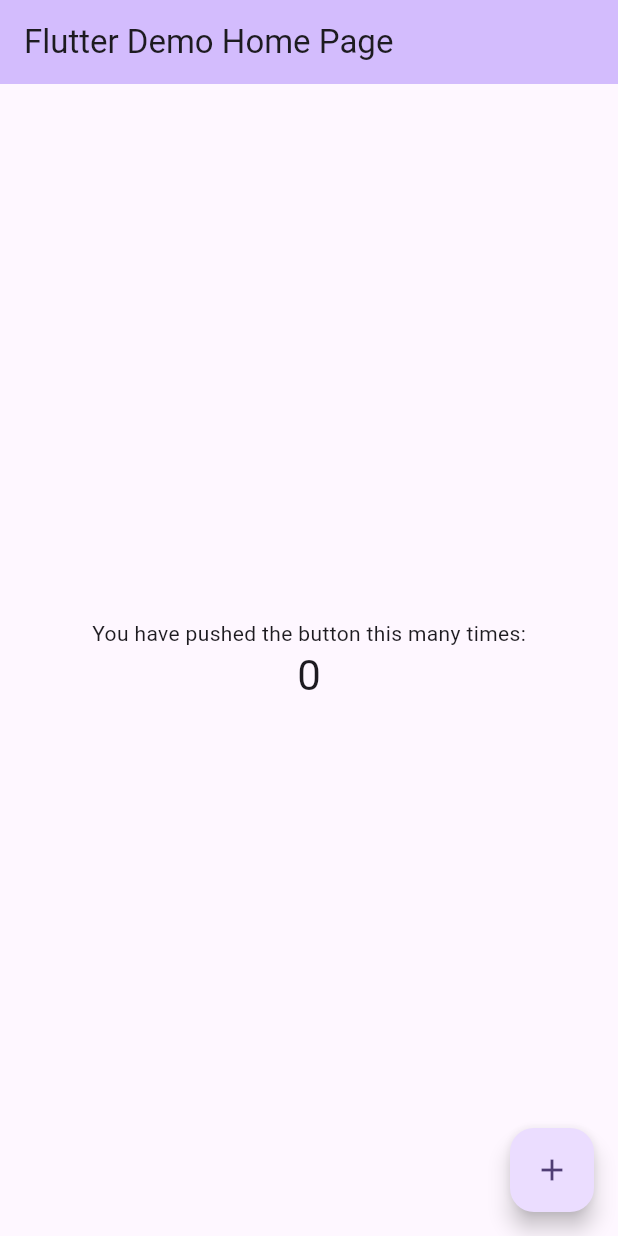
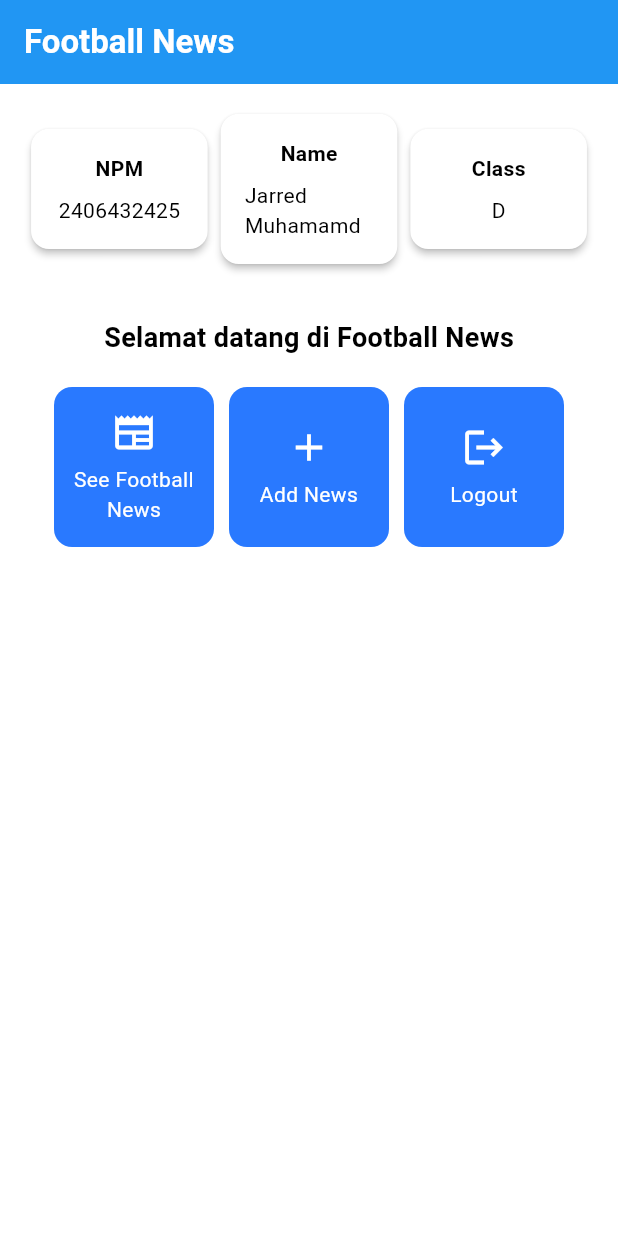
Before and after one commit to jarredddd/football-news-mobile, a Flutter app: the screen it shows after launch, on a phone screen of 412 x 824 dp. Run offline on Flutter 3.47's test engine with Material 3 defaults, Android fonts, the phone set to English and light mode, and no system bars.

Commit message:
tutorial 1

```diff
--- a/lib/main.dart
+++ b/lib/main.dart
@@ -1,4 +1,5 @@
 import 'package:flutter/material.dart';
+import 'menu.dart';
 
 void main() {
   runApp(const MyApp());
@@ -28,95 +29,10 @@ class MyApp extends StatelessWidget {
         //
         // This works for code too, not just values: Most code changes can be
         // tested with just a hot reload.
-        colorScheme: ColorScheme.fromSeed(seedColor: Colors.deepPurple),
+        colorScheme: ColorScheme.fromSwatch(primarySwatch: Colors.blue).copyWith(secondary: Colors.blueAccent[400]),
+
       ),
-      home: const MyHomePage(title: 'Flutter Demo Home Page'),
+      home: MyHomePage(),
     );
   }
 }
-
-class MyHomePage extends StatefulWidget {
-  const MyHomePage({super.key, required this.title});
-
-  // This widget is the home page of your application. It is stateful, meaning
-  // that it has a State object (defined below) that contains fields that affect
-  // how it looks.
-
-  // This class is the configuration for the state. It holds the values (in this
-  // case the title) provided by the parent (in this case the App widget) and
-  // used by the build method of the State. Fields in a Widget subclass are
-  // always marked "final".
-
-  final String title;
-
-  @override
-  State<MyHomePage> createState() => _MyHomePageState();
-}
-
-class _MyHomePageState extends State<MyHomePage> {
-  int _counter = 0;
-
-  void _incrementCounter() {
-    setState(() {
-      // This call to setState tells the Flutter framework that something has
-      // changed in this State, which causes it to rerun the build method below
-      // so that the display can reflect the updated values. If we changed
-      // _counter without calling setState(), then the build method would not be
-      // called again, and so nothing would appear to happen.
-      _counter++;
-    });
-  }
-
-  @override
-  Widget build(BuildContext context) {
-    // This method is rerun every time setState is called, for instance as done
-    // by the _incrementCounter method above.
-    //
-    // The Flutter framework has been optimized to make rerunning build methods
-    // fast, so that you can just rebuild anything that needs updating rather
-    // than having to individually change instances of widgets.
-    return Scaffold(
-      appBar: AppBar(
-        // TRY THIS: Try changing the color here to a specific color (to
-        // Colors.amber, perhaps?) and trigger a hot reload to see the AppBar
-        // change color while the other colors stay the same.
-        backgroundColor: Theme.of(context).colorScheme.inversePrimary,
-        // Here we take the value from the MyHomePage object that was created by
-        // the App.build method, and use it to set our appbar title.
-        title: Text(widget.title),
-      ),
-      body: Center(
-        // Center is a layout widget. It takes a single child and positions it
-        // in the middle of the parent.
-        child: Column(
-          // Column is also a layout widget. It takes a list of children and
-          // arranges them vertically. By default, it sizes itself to fit its
-          // children horizontally, and tries to be as tall as its parent.
-          //
-          // Column has various properties to control how it sizes itself and
-          // how it positions its children. Here we use mainAxisAlignment to
-          // center the children vertically; the main axis here is the vertical
-          // axis because Columns are vertical (the cross axis would be
-          // horizontal).
-          //
-          // TRY THIS: Invoke "debug painting" (choose the "Toggle Debug Paint"
-          // action in the IDE, or press "p" in the console), to see the
-          // wireframe for each widget.
-          mainAxisAlignment: MainAxisAlignment.center,
-          children: <Widget>[
-            const Text('You have pushed the button this many times:'),
-            Text(
-              '$_counter',
-              style: Theme.of(context).textTheme.headlineMedium,
-            ),
-          ],
-        ),
-      ),
-      floatingActionButton: FloatingActionButton(
-        onPressed: _incrementCounter,
-        tooltip: 'Increment',
-        child: const Icon(Icons.add),
-      ), // This trailing comma makes auto-formatting nicer for build methods.
-    );
-  }
-}
--- /dev/null
+++ b/lib/menu.dart
@@ -0,0 +1,188 @@
+import 'package:flutter/material.dart';
+
+
+class MyHomePage extends StatelessWidget {
+  MyHomePage({super.key});
+
+  final String nama = "Jarred Muhamamd"; //nama
+  final String npm = "2406432425"; //npm
+  final String kelas = "D";
+
+  final List<ItemHomepage> items = [
+    ItemHomepage("See Football News", Icons.newspaper),
+    ItemHomepage("Add News", Icons.add),
+    ItemHomepage("Logout", Icons.logout),
+  ];
+
+  @override
+  Widget build(BuildContext context) {
+    return Scaffold(
+      // AppBar adalah bagian atas halaman yang menampilkan judul.
+      appBar: AppBar(
+        // Judul aplikasi "Football News" dengan teks putih dan tebal.
+        title: const Text(
+          'Football News',
+          style: TextStyle(
+            color: Colors.white,
+            fontWeight: FontWeight.bold,
+          ),
+        ),
+        // Warna latar belakang AppBar diambil dari skema warna tema aplikasi.
+        backgroundColor: Theme.of(context).colorScheme.primary,
+      ),
+      // Body halaman dengan padding di sekelilingnya.
+      body: Padding(
+        padding: const EdgeInsets.all(16.0),
+        // Menyusun widget secara vertikal dalam sebuah kolom.
+        child: Column(
+          crossAxisAlignment: CrossAxisAlignment.center,
+          children: [
+            // Row untuk menampilkan 3 InfoCard secara horizontal.
+            Row(
+              mainAxisAlignment: MainAxisAlignment.spaceEvenly,
+              children: [
+                InfoCard(title: 'NPM', content: npm),
+                InfoCard(title: 'Name', content: nama),
+                InfoCard(title: 'Class', content: kelas),
+              ],
+            ),
+
+            // Memberikan jarak vertikal 16 unit.
+            const SizedBox(height: 16.0),
+
+            // Menempatkan widget berikutnya di tengah halaman.
+            Center(
+              child: Column(
+                // Menyusun teks dan grid item secara vertikal.
+
+                children: [
+                  // Menampilkan teks sambutan dengan gaya tebal dan ukuran 18.
+                  const Padding(
+                    padding: EdgeInsets.only(top: 16.0),
+                    child: Text(
+                      'Selamat datang di Football News',
+                      style: TextStyle(
+                        fontWeight: FontWeight.bold,
+                        fontSize: 18.0,
+                      ),
+                    ),
+                  ),
+
+                  // Grid untuk menampilkan ItemCard dalam bentuk grid 3 kolom.
+                  GridView.count(
+                    primary: true,
+                    padding: const EdgeInsets.all(20),
+                    crossAxisSpacing: 10,
+                    mainAxisSpacing: 10,
+                    crossAxisCount: 3,
+                    // Agar grid menyesuaikan tinggi kontennya.
+                    shrinkWrap: true,
+
+                    // Menampilkan ItemCard untuk setiap item dalam list items.
+                    children: items.map((ItemHomepage item) {
+                      return ItemCard(item);
+                    }).toList(),
+                  ),
+                ],
+              ),
+            ),
+          ],
+        ),
+      ),
+    );
+  }
+}
+
+class InfoCard extends StatelessWidget {
+  // Kartu informasi yang menampilkan title dan content.
+
+  final String title;  // Judul kartu.
+  final String content;  // Isi kartu.
+
+  const InfoCard({super.key, required this.title, required this.content});
+
+  @override
+  Widget build(BuildContext context) {
+    return Card(
+      // Membuat kotak kartu dengan bayangan dibawahnya.
+      elevation: 2.0,
+      child: Container(
+        // Mengatur ukuran dan jarak di dalam kartu.
+        width: MediaQuery.of(context).size.width / 3.5, // menyesuaikan dengan lebar device yang digunakan.
+        padding: const EdgeInsets.all(16.0),
+        // Menyusun title dan content secara vertikal.
+        child: Column(
+          children: [
+            Text(
+              title,
+              style: const TextStyle(fontWeight: FontWeight.bold),
+            ),
+            const SizedBox(height: 8.0),
+            Text(content),
+          ],
+        ),
+      ),
+    );
+  }
+}
+
+class ItemHomepage {
+  final String name;
+  final IconData icon;
+
+  ItemHomepage(this.name, this.icon);
+}
+
+class ItemCard extends StatelessWidget {
+  // Menampilkan kartu dengan ikon dan nama.
+
+  final ItemHomepage item;
+
+  const ItemCard(this.item, {super.key});
+
+  @override
+  Widget build(BuildContext context) {
+    return Material(
+      // Menentukan warna latar belakang dari tema aplikasi.
+      color: Theme.of(context).colorScheme.secondary,
+      // Membuat sudut kartu melengkung.
+      borderRadius: BorderRadius.circular(12),
+
+      child: InkWell(
+        // Aksi ketika kartu ditekan.
+        onTap: () {
+          // Menampilkan pesan SnackBar saat kartu ditekan.
+          ScaffoldMessenger.of(context)
+            ..hideCurrentSnackBar()
+            ..showSnackBar(
+                SnackBar(content: Text("Kamu telah menekan tombol ${item.name}!"))
+            );
+        },
+        // Container untuk menyimpan Icon dan Text
+        child: Container(
+          padding: const EdgeInsets.all(8),
+          child: Center(
+            child: Column(
+              // Menyusun ikon dan teks di tengah kartu.
+              mainAxisAlignment: MainAxisAlignment.center,
+              children: [
+                Icon(
+                  item.icon,
+                  color: Colors.white,
+                  size: 30.0,
+                ),
+                const Padding(padding: EdgeInsets.all(3)),
+                Text(
+                  item.name,
+                  textAlign: TextAlign.center,
+                  style: const TextStyle(color: Colors.white),
+                ),
+              ],
+            ),
+          ),
+        ),
+      ),
+    );
+  }
+
+}
```
